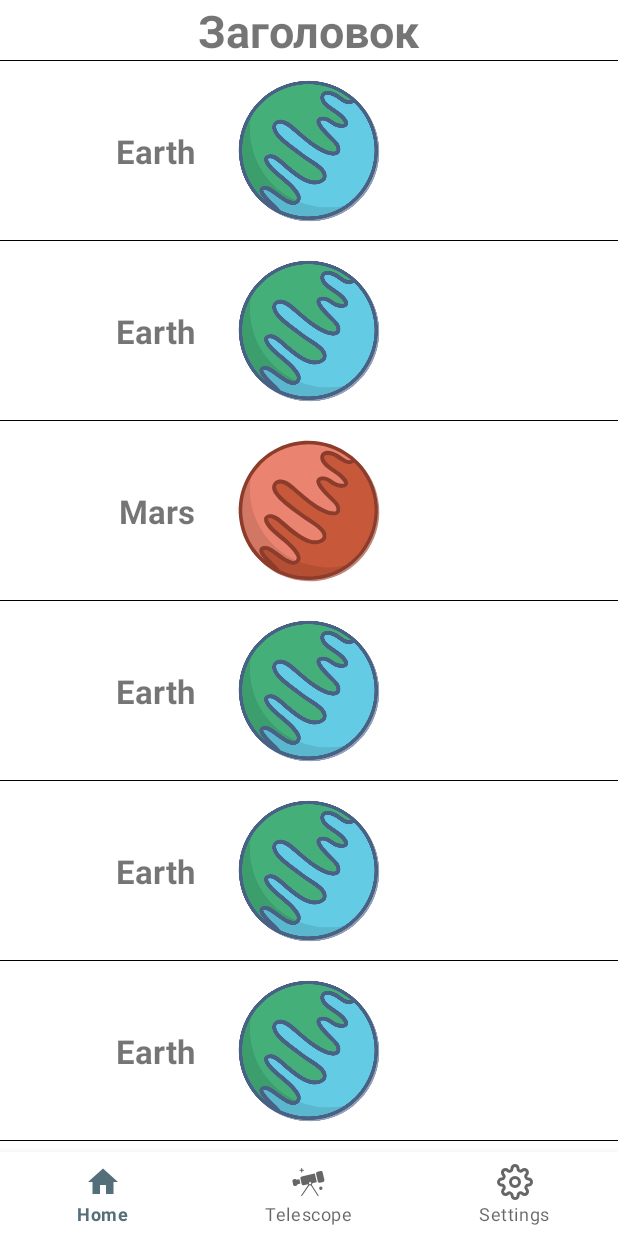
After one commit to mazi-k/A_MaterialDesign, an Android app: the fragment RecyclerFragment placed in its activity, on a phone screen of 412 x 824 dp. The commit adds this screen. Run offline under Robolectric (Android 15) with nearby library versions, the phone set to English and light mode, and no system bars; pictures from the network do not load; Roboto replaces fonts that are not available here.

Commit message:
create recycle view with ItemTouchHelper

```diff
--- /dev/null
+++ b/app/src/main/java/com/example/a_materialdesign/view/settings/recycler/Data.kt
@@ -0,0 +1,8 @@
+package com.example.a_materialdesign.view.settings.recycler
+
+data class Data(
+    val id: Int = 0,
+    val name: String = "None",
+    val someDescription: String? = "Description",
+    val type: Int = TYPE_MARS
+)
--- /dev/null
+++ b/app/src/main/java/com/example/a_materialdesign/view/settings/recycler/ItemTouchHelperAdapter.kt
@@ -0,0 +1,11 @@
+package com.example.a_materialdesign.view.settings.recycler
+
+interface ItemTouchHelperAdapter {
+    fun onItemMove(fromPosition: Int, toPosition: Int)
+    fun onItemDismiss(position: Int)
+}
+
+interface ItemTouchHelperViewHolder {
+    fun onItemSelected()
+    fun onItemClear()
+}
--- /dev/null
+++ b/app/src/main/java/com/example/a_materialdesign/view/settings/recycler/RecyclerFragment.kt
@@ -0,0 +1,52 @@
+package com.example.a_materialdesign.view.settings.recycler
+
+import android.os.Bundle
+import android.view.LayoutInflater
+import android.view.View
+import android.view.ViewGroup
+import androidx.fragment.app.Fragment
+import androidx.recyclerview.widget.ItemTouchHelper
+import com.example.a_materialdesign.databinding.FragmentRecyclerViewBinding
+
+class RecyclerFragment : Fragment() {
+
+    private var _binding: FragmentRecyclerViewBinding? = null
+    private val binding: FragmentRecyclerViewBinding
+        get() {
+            return _binding!!
+        }
+
+    private val adapter = RecyclerFragmentAdapter()
+
+    override fun onCreateView(
+        inflater: LayoutInflater,
+        container: ViewGroup?,
+        savedInstanceState: Bundle?
+    ): View? {
+        _binding = FragmentRecyclerViewBinding.inflate(inflater, container, false)
+        return binding.root
+    }
+
+
+    override fun onViewCreated(view: View, savedInstanceState: Bundle?) {
+        super.onViewCreated(view, savedInstanceState)
+
+        binding.recyclerView.adapter = adapter
+
+        val data = arrayListOf(
+            Pair(Data(1, "Earth", type = TYPE_EARTH), false),
+            Pair(Data(2, "Earth", type = TYPE_EARTH), false),
+            Pair(Data(3, "Mars", "", type = TYPE_MARS), false),
+            Pair(Data(4, "Earth", type = TYPE_EARTH), false),
+            Pair(Data(5, "Earth", type = TYPE_EARTH), false),
+            Pair(Data(6, "Earth", type = TYPE_EARTH), false),
+            Pair(Data(7, "Mars", null, type = TYPE_MARS), false)
+        )
+        data.add(0, Pair(Data(0, "Заголовок", type = TYPE_HEADER), false))
+
+        adapter.setData(data)
+
+        ItemTouchHelper(ItemTouchHelperCallbackSettings(adapter)).attachToRecyclerView(binding.recyclerView)
+
+    }
+}
--- /dev/null
+++ b/app/src/main/java/com/example/a_materialdesign/view/settings/recycler/RecyclerFragmentAdapter.kt
@@ -0,0 +1,118 @@
+package com.example.a_materialdesign.view.settings.recycler
+
+import android.view.LayoutInflater
+import android.view.View
+import android.view.ViewGroup
+import androidx.core.content.ContextCompat
+import androidx.recyclerview.widget.RecyclerView
+import com.example.a_materialdesign.R
+import com.example.a_materialdesign.databinding.FragmentRecyclerItemEarthBinding
+import com.example.a_materialdesign.databinding.FragmentRecyclerItemHeaderBinding
+import com.example.a_materialdesign.databinding.FragmentRecyclerItemMarsBinding
+
+
+const val TYPE_EARTH = 0
+const val TYPE_MARS = 1
+const val TYPE_HEADER = 2
+
+class RecyclerFragmentAdapter() :
+    RecyclerView.Adapter<RecyclerFragmentAdapter.BaseViewHolder>(),
+    ItemTouchHelperAdapter {
+
+    private var dataList: MutableList<Pair<Data,Boolean>> = mutableListOf()
+
+    fun setData(newData: MutableList<Pair<Data,Boolean>>) {
+        this.dataList = newData
+    }
+
+    override fun getItemViewType(position: Int): Int {
+        return dataList[position].first.type
+    }
+
+    override fun onCreateViewHolder(
+        parent: ViewGroup,
+        viewType: Int
+    ): BaseViewHolder {
+        return when (viewType) {
+            TYPE_EARTH -> {
+                val binding =
+                    FragmentRecyclerItemEarthBinding.inflate(LayoutInflater.from(parent.context))
+                EarthViewHolder(binding)
+            }
+            TYPE_MARS -> {
+                val binding =
+                    FragmentRecyclerItemMarsBinding.inflate(LayoutInflater.from(parent.context))
+                MarsViewHolder(binding.root)
+            }
+            TYPE_HEADER -> {
+                val binding =
+                    FragmentRecyclerItemHeaderBinding.inflate(LayoutInflater.from(parent.context))
+                HeaderViewHolder(binding)
+            }
+            else -> {
+                val binding =
+                    FragmentRecyclerItemMarsBinding.inflate(LayoutInflater.from(parent.context))
+                MarsViewHolder(binding.root)
+            }
+        }
+    }
+
+    override fun onBindViewHolder(holder: BaseViewHolder, position: Int) {
+        holder.bind(dataList[position])
+    }
+
+    override fun getItemCount(): Int {
+        return dataList.size
+    }
+
+
+    class EarthViewHolder(val binding: FragmentRecyclerItemEarthBinding) :
+        BaseViewHolder(binding.root) {
+        override fun bind(data: Pair<Data,Boolean>) {
+            binding.name.text = data.first.name
+        }
+    }
+
+    class HeaderViewHolder(val binding: FragmentRecyclerItemHeaderBinding) :
+        BaseViewHolder(binding.root) {
+        override fun bind(data: Pair<Data,Boolean>) {
+            binding.name.text = data.first.name
+        }
+    }
+
+    class MarsViewHolder(view: View) : BaseViewHolder(view), ItemTouchHelperViewHolder {
+        override fun bind(data: Pair<Data,Boolean>) {
+            val binding = FragmentRecyclerItemMarsBinding.bind(itemView)
+            binding.name.text = data.first.name
+        }
+
+        override fun onItemSelected() {
+            itemView.setBackgroundColor(
+                ContextCompat.getColor(
+                    itemView.context,
+                    R.color.colorAccent40Alfa
+                )
+            )
+        }
+
+        override fun onItemClear() {
+            itemView.setBackgroundColor(0)
+        }
+    }
+
+    abstract class BaseViewHolder(view: View) : RecyclerView.ViewHolder(view) {
+        abstract fun bind(data: Pair<Data,Boolean>)
+    }
+
+    override fun onItemMove(fromPosition: Int, toPosition: Int) {
+        dataList.removeAt(fromPosition).apply {
+            dataList.add(toPosition , this)
+        }
+        notifyItemMoved(fromPosition,toPosition)
+    }
+
+    override fun onItemDismiss(position: Int) {
+        dataList.removeAt(position)
+        notifyItemRemoved(position)
+    }
+}
--- /dev/null
+++ b/app/src/main/res/layout/fragment_recycler_item_earth.xml
@@ -0,0 +1,34 @@
+<?xml version="1.0" encoding="utf-8"?>
+<androidx.constraintlayout.widget.ConstraintLayout xmlns:android="http://schemas.android.com/apk/res/android"
+    xmlns:app="http://schemas.android.com/apk/res-auto"
+    android:layout_width="match_parent"
+    android:layout_height="wrap_content">
+
+    <androidx.appcompat.widget.AppCompatImageView
+        android:id="@+id/earthImageView"
+        android:layout_width="120dp"
+        android:layout_height="120dp"
+        app:layout_constraintEnd_toEndOf="parent"
+        app:layout_constraintStart_toStartOf="parent"
+        app:layout_constraintTop_toTopOf="parent"
+        app:srcCompat="@drawable/image_bg_earth" />
+
+    <androidx.appcompat.widget.AppCompatTextView
+        android:id="@+id/name"
+        android:layout_width="wrap_content"
+        android:layout_height="wrap_content"
+        android:text="@string/earth"
+        android:textSize="@dimen/subtitle_text_size"
+        android:textStyle="bold"
+        android:layout_marginEnd="@dimen/default_margin"
+        app:layout_constraintBottom_toBottomOf="@+id/earthImageView"
+        app:layout_constraintEnd_toStartOf="@+id/earthImageView"
+        app:layout_constraintTop_toTopOf="@+id/earthImageView" />
+
+    <View
+        android:layout_width="match_parent"
+        android:layout_height="1px"
+        android:background="@color/black"
+        app:layout_constraintBottom_toBottomOf="@+id/earthImageView"
+        app:layout_constraintStart_toStartOf="parent" />
+</androidx.constraintlayout.widget.ConstraintLayout>
--- /dev/null
+++ b/app/src/main/res/layout/fragment_recycler_item_header.xml
@@ -0,0 +1,24 @@
+<?xml version="1.0" encoding="utf-8"?>
+<androidx.constraintlayout.widget.ConstraintLayout xmlns:android="http://schemas.android.com/apk/res/android"
+    xmlns:app="http://schemas.android.com/apk/res-auto"
+    android:layout_width="match_parent"
+    android:layout_height="wrap_content">
+
+    <androidx.appcompat.widget.AppCompatTextView
+        android:id="@+id/name"
+        android:layout_width="wrap_content"
+        android:layout_height="wrap_content"
+        android:textSize="@dimen/title_text_size"
+        android:textStyle="bold"
+        app:layout_constraintBottom_toBottomOf="parent"
+        app:layout_constraintEnd_toEndOf="parent"
+        app:layout_constraintStart_toStartOf="parent"
+        app:layout_constraintTop_toTopOf="parent" />
+
+    <View
+        android:layout_width="match_parent"
+        android:layout_height="1px"
+        android:background="@color/black"
+        app:layout_constraintBottom_toBottomOf="@+id/name"
+        app:layout_constraintStart_toStartOf="parent" />
+</androidx.constraintlayout.widget.ConstraintLayout>
--- /dev/null
+++ b/app/src/main/res/layout/fragment_recycler_item_mars.xml
@@ -0,0 +1,34 @@
+<?xml version="1.0" encoding="utf-8"?>
+<androidx.constraintlayout.widget.ConstraintLayout xmlns:android="http://schemas.android.com/apk/res/android"
+    xmlns:app="http://schemas.android.com/apk/res-auto"
+    android:layout_width="match_parent"
+    android:layout_height="wrap_content">
+
+    <androidx.appcompat.widget.AppCompatImageView
+        android:id="@+id/marsImageView"
+        android:layout_width="120dp"
+        android:layout_height="120dp"
+        app:layout_constraintEnd_toEndOf="parent"
+        app:layout_constraintStart_toStartOf="parent"
+        app:layout_constraintTop_toTopOf="parent"
+        app:srcCompat="@drawable/image_bg_mars" />
+
+    <androidx.appcompat.widget.AppCompatTextView
+        android:id="@+id/name"
+        android:layout_width="wrap_content"
+        android:layout_height="wrap_content"
+        android:text="@string/mars"
+        android:textSize="@dimen/subtitle_text_size"
+        android:textStyle="bold"
+        android:layout_marginEnd="@dimen/default_margin"
+        app:layout_constraintBottom_toBottomOf="@+id/marsImageView"
+        app:layout_constraintEnd_toStartOf="@+id/marsImageView"
+        app:layout_constraintTop_toTopOf="@+id/marsImageView" />
+
+    <View
+        android:layout_width="match_parent"
+        android:layout_height="1px"
+        android:background="@color/black"
+        app:layout_constraintBottom_toBottomOf="@+id/marsImageView"
+        app:layout_constraintStart_toStartOf="parent" />
+</androidx.constraintlayout.widget.ConstraintLayout>
--- /dev/null
+++ b/app/src/main/res/layout/fragment_recycler_view.xml
@@ -0,0 +1,16 @@
+<?xml version="1.0" encoding="utf-8"?>
+<androidx.constraintlayout.widget.ConstraintLayout xmlns:android="http://schemas.android.com/apk/res/android"
+    xmlns:app="http://schemas.android.com/apk/res-auto"
+    android:layout_width="match_parent"
+    android:layout_height="match_parent">
+
+    <androidx.recyclerview.widget.RecyclerView
+        android:id="@+id/recyclerView"
+        android:layout_width="match_parent"
+        android:layout_height="wrap_content"
+        app:layoutManager="androidx.recyclerview.widget.LinearLayoutManager"
+        app:layout_constraintEnd_toEndOf="parent"
+        app:layout_constraintHorizontal_bias="0.0"
+        app:layout_constraintStart_toStartOf="parent"
+        app:layout_constraintTop_toTopOf="parent" />
+</androidx.constraintlayout.widget.ConstraintLayout>
--- a/app/src/main/res/values/colors.xml
+++ b/app/src/main/res/values/colors.xml
@@ -29,7 +29,7 @@
     <color name="orange_700">#EC7323</color>
     <color name="orange_200">#FFFACE96</color>
 
-    <color name="colorAccent40Alfa">#66FF021A</color>
-    <color name="colorAccent">#FF021A</color>
+    <color name="colorAccent40Alfa">#660097A7</color>
+    <color name="colorAccent">#0097A7</color>
 
 </resources>
--- a/app/src/main/res/values/strings.xml
+++ b/app/src/main/res/values/strings.xml
@@ -115,4 +115,5 @@
          "when a user tries to pick up one of cards.\n\n"
      </string>
     <string name="about_app">About app</string>
+    <string name="to_recycle_view">to recycle view</string>
 </resources>
```
Also changed, not shown: app/src/main/java/com/example/a_materialdesign/view/settings/SettingsFragment.kt (+22 -5 lines), app/src/main/java/com/example/a_materialdesign/view/settings/recycler/ItemTouchHelperCallbackSettings.kt (added, +54 -0 lines), app/src/main/res/layout/settings_fragment.xml (+20 -1 lines), 1 other file.
